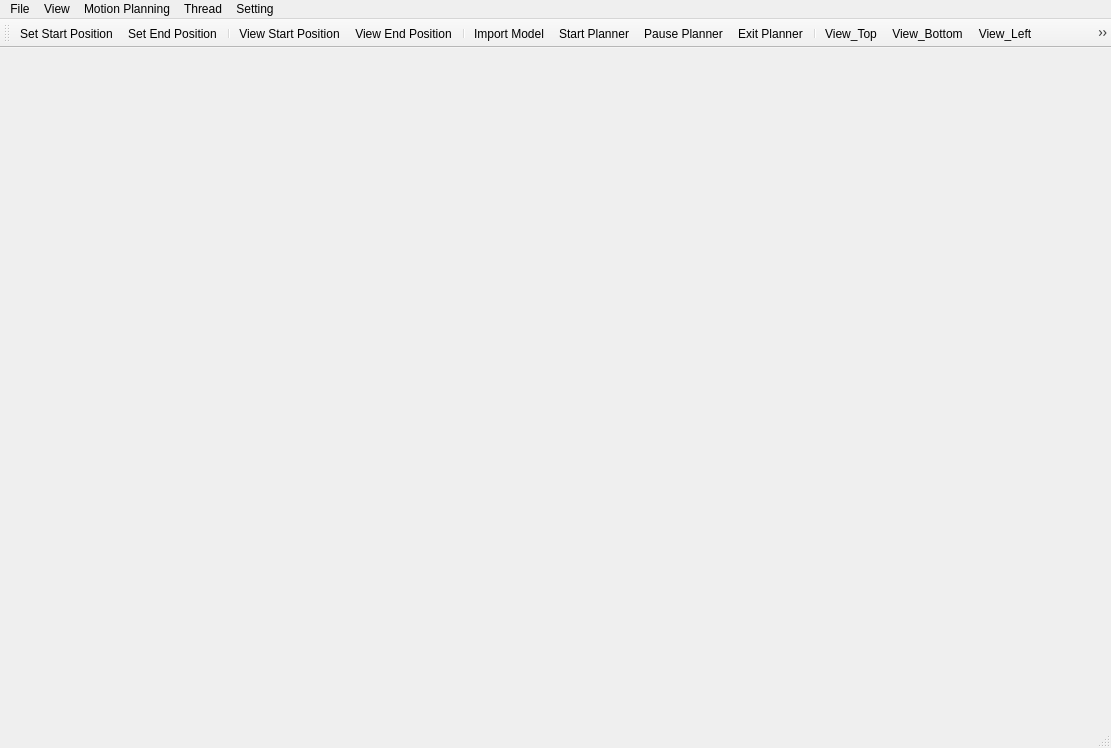
Qt form mainwindow.ui (Das-Lieber/Simulator) before a commit.
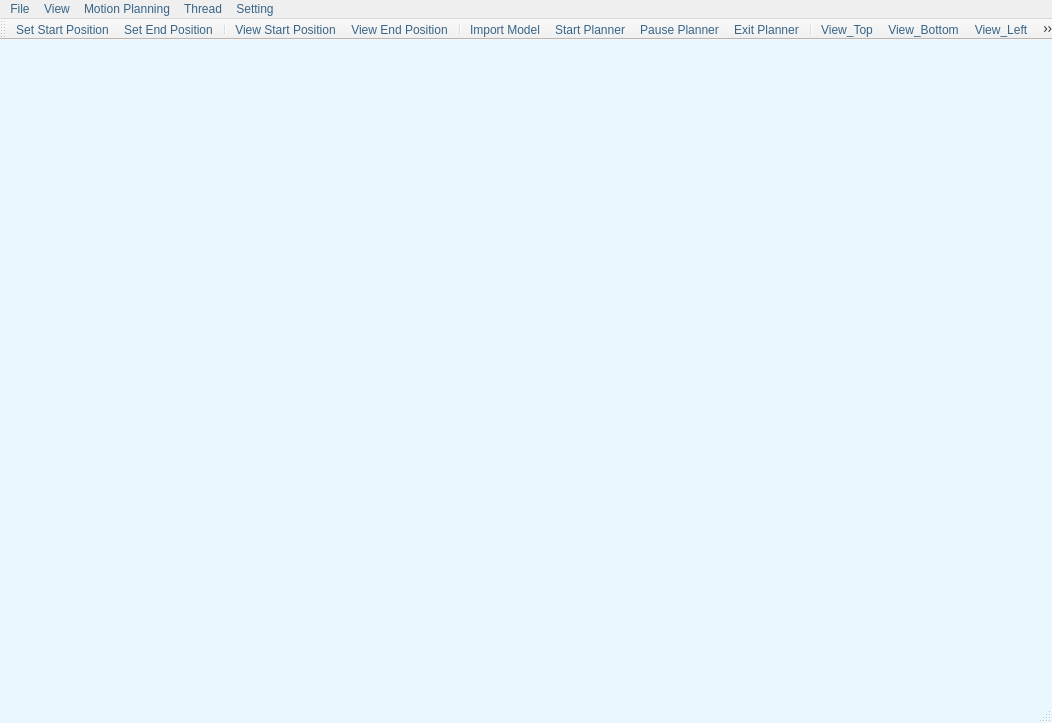
The same form after that commit. Icons and pictures are not drawn.

```diff
--- a/mainwindow.ui
+++ b/mainwindow.ui
@@ -6,8 +6,8 @@
    <rect>
     <x>0</x>
     <y>0</y>
-    <width>1111</width>
-    <height>748</height>
+    <width>1052</width>
+    <height>723</height>
    </rect>
   </property>
   <property name="windowTitle">
@@ -24,6 +24,403 @@
 	font: bold;
 	background: rgb(43,87,154);
 	color: rgb(255,255,255);
+}
+
+QMainWindow,
+QDialog,
+QDockWidget  {
+    background-color: #EAF7FF; /* main background color */
+}
+
+QPalette{background:#EAF7FF;}*{outline:0px;color:#386487;}
+
+QToolTip{
+border:0px solid #386487;
+padding:1px;
+color:#386487;
+background:qlineargradient(spread:pad,x1:0,y1:0,x2:0,y2:1,stop:0 #DEF0FE,stop:1 #C0DEF6);
+}
+
+QMenu,QMenu:disabled{
+color:#386487;
+background-color:#F2F9FF;
+border:1px solid #C0DCF2;
+margin:0px;
+}
+
+QMenu::item{
+padding:3px 20px;
+}
+
+QMenu::indicator{
+width:13px;
+height:13px;
+}
+
+QMenu::item:selected{
+color:#386487;
+border:0px solid #C0DCF2;
+background:#DEF0FE;
+}
+
+QMenu::separator{
+height:1px;
+background:#C0DCF2;
+}
+
+QPushButton{
+border-style:none;
+border:1px solid #C0DCF2;
+color:#386487;
+padding:5px;
+min-height:15px;
+border-radius:5px;
+background:qlineargradient(spread:pad,x1:0,y1:0,x2:0,y2:1,stop:0 #DEF0FE,stop:1 #C0DEF6);
+}
+
+QPushButton:hover{
+background:qlineargradient(spread:pad,x1:0,y1:0,x2:0,y2:1,stop:0 #F2F9FF,stop:1 #DAEFFF);
+}
+
+QPushButton:pressed{
+background:qlineargradient(spread:pad,x1:0,y1:0,x2:0,y2:1,stop:0 #DEF0FE,stop:1 #C0DEF6);
+}
+
+QProgressBar{
+min-height:10px;
+background:#DEF0FE;
+border-radius:5px;
+text-align:center;
+border:1px solid #DEF0FE;
+}
+
+QProgressBar:chunk{
+border-radius:5px;
+background-color:#C0DCF2;
+}
+
+QSlider::groove {
+  background: rgb(232, 241, 252);
+  border: 1px solid #999999;
+}
+
+QSlider::add-page {
+  background: rgb(232, 241, 252);
+  border: 1px solid rgb(255,255,255);
+}
+
+QSlider::sub-page {
+  background: rgba(111, 156, 207, 160);
+}
+
+QSlider::groove:horizontal {
+  height: 3px; /* the groove expands to the size of the slider by default. by giving it a height, it has a fixed size */
+  margin: 1px 0;
+}
+
+QSlider::groove:vertical {
+  width: 6px; /* the groove expands to the size of the slider by default. by giving it a height, it has a fixed size */
+  margin: 0 1px;
+}
+
+QSlider::handle {
+  background: rgb(255,255,255);
+  border: 1px solid rgb(255,255,255);
+  border-radius: 3px;
+}
+
+QSlider::handle:horizontal {
+  width: 8px;
+  margin: -6px 0; /* handle is placed by default on the contents rect of the groove. Expand outside the groove */
+}
+
+QSlider::handle:vertical {
+  height: 8px;
+  margin: 0 -6px; /* expand outside the groove */
+}
+
+QLineEdit,QDoubleSpinBox,QComboBox{
+background:#EAF7FF;
+}
+
+QLineEdit,QDoubleSpinBox,QComboBox{
+border:1px solid #C0DCF2;
+border-radius:3px;
+padding:2px;
+background:none;
+selection-background-color:#00BB9E;
+selection-color:#FFFFFF;
+}
+
+QLineEdit:focus,QDoubleSpinBox:focus,QComboBox:focus,QLineEdit:hover,QDoubleSpinBox:hover,QComboBox:hover{
+border:1px solid #C0DCF2;
+}
+
+QLineEdit[echoMode=&quot;2&quot;]{
+lineedit-password-character:9679;
+}
+
+QComboBox QAbstractItemView::item{
+min-height:20px;
+min-width:10px;
+}
+
+QComboBox::down-arrow{
+image:url(:/Simulator/qss/add_bottom.png);
+width:10px;
+height:10px;
+right:2px;
+}
+
+QComboBox::drop-down{
+subcontrol-origin:padding;
+subcontrol-position:top right;
+width:15px;
+border-left-width:0px;
+border-left-style:solid;
+border-top-right-radius:3px;
+border-bottom-right-radius:3px;
+border-left-color:#C0DCF2;
+}
+
+QComboBox::drop-down:on{
+top:1px;
+}
+
+QScrollBar:horizontal{
+background:#DEF0FE;
+padding:0px;
+border-radius:6px;
+max-height:12px;
+}
+
+QScrollBar::handle:horizontal{
+background:#C0DCF2;
+min-width:50px;
+border-radius:6px;
+}
+
+QScrollBar::handle:horizontal:hover{
+background:#00BB9E;
+}
+
+QScrollBar::handle:horizontal:pressed{
+background:#00BB9E;
+}
+
+QScrollBar::add-page:horizontal{
+background:none;
+}
+
+QScrollBar::sub-page:horizontal{
+background:none;
+}
+
+QScrollBar::add-line:horizontal{
+background:none;
+}
+
+QScrollBar::sub-line:horizontal{
+background:none;
+}
+
+QScrollBar:vertical{
+background:#DEF0FE;
+padding:0px;
+border-radius:6px;
+max-width:12px;
+}
+
+QScrollBar::handle:vertical{
+background:#C0DCF2;
+min-height:50px;
+border-radius:6px;
+}
+
+QScrollBar::handle:vertical:hover{
+background:#00BB9E;
+}
+
+QScrollBar::handle:vertical:pressed{
+background:#00BB9E;
+}
+
+QScrollBar::add-page:vertical{
+background:none;
+}
+
+QScrollBar::sub-page:vertical{
+background:none;
+}
+
+QScrollBar::add-line:vertical{
+background:none;
+}
+
+QScrollBar::sub-line:vertical{
+background:none;
+}
+
+QTabBar::tab{
+border:1px solid #C0DCF2;
+color:#386487;
+margin:0px;
+background:qlineargradient(spread:pad,x1:0,y1:0,x2:0,y2:1,stop:0 #F2F9FF,stop:1 #DAEFFF);
+}
+
+QTabBar::tab:selected,QTabBar::tab:hover{
+border-style:solid;
+border-color:#00BB9E;
+background:#EAF7FF;
+}
+
+QTabBar::tab:top,QTabBar::tab:bottom{
+padding:3px 8px 3px 8px;
+}
+
+QTabBar::tab:left,QTabBar::tab:right{
+padding:8px 3px 8px 3px;
+}
+
+QTabBar::tab:top:selected,QTabBar::tab:top:hover{
+border-width:2px 0px 0px 0px;
+}
+
+QTabBar::tab:right:selected,QTabBar::tab:right:hover{
+border-width:0px 0px 0px 2px;
+}
+
+QTabBar::tab:bottom:selected,QTabBar::tab:bottom:hover{
+border-width:0px 0px 2px 0px;
+}
+
+QTabBar::tab:left:selected,QTabBar::tab:left:hover{
+border-width:0px 2px 0px 0px;
+}
+
+QTabBar::tab:first:top:selected,QTabBar::tab:first:top:hover,QTabBar::tab:first:bottom:selected,QTabBar::tab:first:bottom:hover{
+border-left-width:1px;
+border-left-color:#C0DCF2;
+}
+
+QTabBar::tab:first:left:selected,QTabBar::tab:first:left:hover,QTabBar::tab:first:right:selected,QTabBar::tab:first:right:hover{
+border-top-width:1px;
+border-top-color:#C0DCF2;
+}
+
+QTabBar::tab:last:top:selected,QTabBar::tab:last:top:hover,QTabBar::tab:last:bottom:selected,QTabBar::tab:last:bottom:hover{
+border-right-width:1px;
+border-right-color:#C0DCF2;
+}
+
+QTabBar::tab:last:left:selected,QTabBar::tab:last:left:hover,QTabBar::tab:last:right:selected,QTabBar::tab:last:right:hover{
+border-bottom-width:1px;
+border-bottom-color:#C0DCF2;
+}
+
+QTreeView,QListView,QTableView,QTabWidget::pane{
+border:1px solid #C0DCF2;
+selection-background-color:#F2F9FF;
+selection-color:#386487;
+alternate-background-color:#DAEFFF;
+gridline-color:#C0DCF2;
+}
+
+QTreeView,QListView,QTableView,QSplitter::handle,QTreeView::branch{
+background:#EAF7FF;
+}
+
+QTableView::item:selected,QListView::item:selected,QTreeView::item:selected{
+color:#386487;
+background:qlineargradient(spread:pad,x1:0,y1:0,x2:0,y2:1,stop:0 #DEF0FE,stop:1 #C0DEF6);
+}
+
+QTableView::item:hover,QListView::item:hover,QTreeView::item:hover,QHeaderView{
+color:#386487;
+background:qlineargradient(spread:pad,x1:0,y1:0,x2:0,y2:1,stop:0 #F2F9FF,stop:1 #DAEFFF);
+}
+
+QTableView::item,QListView::item,QTreeView::item{
+padding:1px;
+margin:0px;
+}
+
+QTableView[model=&quot;true&quot;]::item{
+padding:0px;
+margin:0px;
+}
+
+QTableView QLineEdit,QTableView QComboBox,QTableView QDoubleSpinBox{
+border-width:0px;
+border-radius:0px;
+}
+
+QTableView QLineEdit:focus,QTableView QComboBox:focus,QTableView QDoubleSpinBox:focus{
+border-width:0px;
+border-radius:0px;
+}
+
+QDoubleSpinBox::up-button{
+image:url(:/Simulator/qss/add_top.png);
+width:10px;
+height:10px;
+padding:2px 5px 0px 0px;
+}
+
+QDoubleSpinBox::down-button{
+image:url(:/Simulator/qss/add_bottom.png);
+width:10px;
+height:10px;
+padding:0px 5px 2px 0px;
+}
+
+QDoubleSpinBox::up-button:pressed{
+top:-2px;
+}
+  
+QDoubleSpinBox::down-button:pressed{
+bottom:-2px;
+}
+
+QHeaderView::section,QTableCornerButton:section{
+padding:3px;
+margin:0px;
+color:#386487;
+border:1px solid #C0DCF2;
+border-left-width:0px;
+border-right-width:1px;
+border-top-width:0px;
+border-bottom-width:1px;
+background:qlineargradient(spread:pad,x1:0,y1:0,x2:0,y2:1,stop:0 #F2F9FF,stop:1 #DAEFFF);
+}
+
+QStatusBar::item{
+border:0px solid #DEF0FE;
+border-radius:3px;
+}
+
+QStatusBar{
+background: #EAF7FF;
+}
+
+QToolBar:horizontal,
+QToolBar:vertical {
+    margin: 0px;
+    padding: 0px;
+	background: #EAF7FF;
+}
+
+QToolBar::handle:top,
+QToolBar::handle:bottom,
+QToolBar::handle:horizontal {
+    alignment: bottom left;
+}
+
+QToolBar::handle:left,
+QToolBar::handle:right,
+QToolBar::handle:vertical {
+    width: 100%;
+    alignment: center left;
 }</string>
   </property>
   <widget class="QWidget" name="centralwidget"/>
@@ -32,7 +429,7 @@
     <rect>
      <x>0</x>
      <y>0</y>
-     <width>1111</width>
+     <width>1052</width>
      <height>26</height>
     </rect>
    </property>
```
